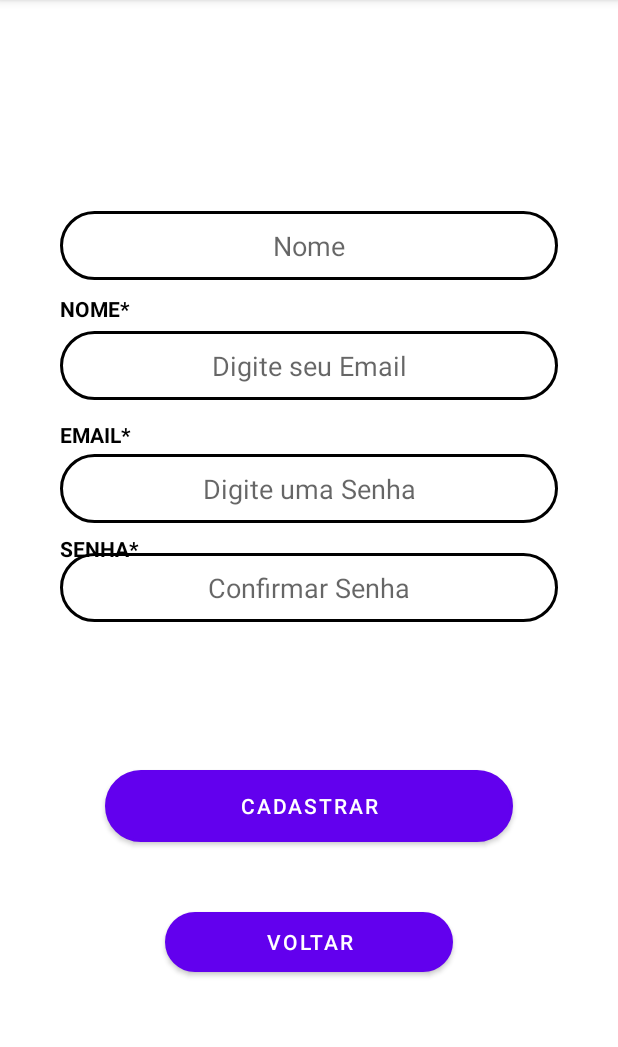
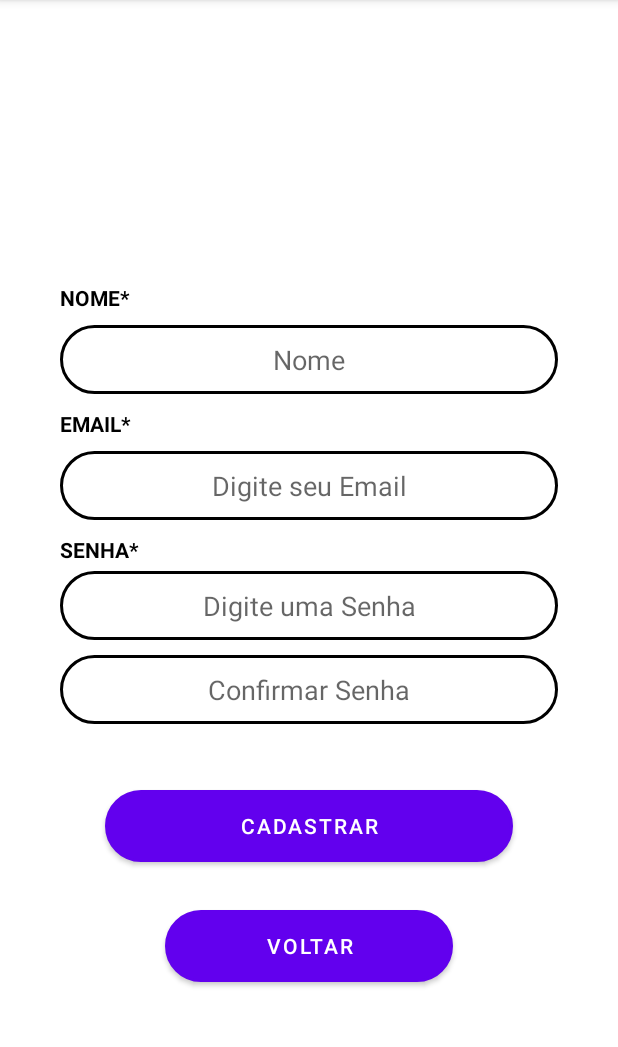
Before and after one commit to Makeavel/ADMDF_app, an Android app: the CadastroActivity screen opened directly, with no data from a screen before it, after a tap on "CADASTRAR", on a phone screen of 412 x 824 dp, the part 84-1131 px from its top. Run offline under Robolectric (Android 15) with nearby library versions, the phone set to English and light mode, and no system bars; our stand-ins replace Firebase (no records; nobody signed in at launch, a user with empty details on screens opened directly).

Commit message:
Iniciando database

```diff
--- a/app/build.gradle
+++ b/app/build.gradle
@@ -38,6 +38,7 @@ dependencies {
 
     implementation platform('com.google.firebase:firebase-bom:26.6.0')
     implementation 'com.google.firebase:firebase-auth-ktx'
+    implementation 'com.google.firebase:firebase-database-ktx'
     implementation "org.jetbrains.kotlin:kotlin-stdlib:$kotlin_version"
     implementation 'androidx.core:core-ktx:1.3.2'
     implementation 'androidx.appcompat:appcompat:1.2.0'
--- a/app/src/main/java/com/mobile/admdf/CadastroActivity.kt
+++ b/app/src/main/java/com/mobile/admdf/CadastroActivity.kt
@@ -4,6 +4,8 @@ import androidx.appcompat.app.AppCompatActivity
 import android.os.Bundle
 import android.widget.Toast
 import com.google.firebase.auth.FirebaseAuth
+import com.google.firebase.database.ktx.database
+import com.google.firebase.ktx.Firebase
 import kotlinx.android.synthetic.main.activity_cadastro.*
 
 class CadastroActivity : AppCompatActivity() {
@@ -19,6 +21,7 @@ class CadastroActivity : AppCompatActivity() {
     }
 
     private fun Cadastramento(){
+        val nome = tv_nomeCad.text.toString()
         val email = tv_emailCad.text.toString()
         val senha = tv_senhaCad.text.toString()
         val senha2 = tv_confirmSenhaCad.text.toString()
@@ -29,6 +32,10 @@ class CadastroActivity : AppCompatActivity() {
         else{
             val auth = FirebaseAuth.getInstance()
             val takeDeCriacao = auth.createUserWithEmailAndPassword(email , senha)
+
+            val dataBase = Firebase.database
+            val myReference  = dataBase.getReference(nome) // mandar o nome do cabra para o banco de dados ?
+
 
             takeDeCriacao.addOnCompleteListener {
                 resposta ->
--- a/app/src/main/res/layout/activity_cadastro.xml
+++ b/app/src/main/res/layout/activity_cadastro.xml
@@ -26,111 +26,102 @@
         android:layout_width="0dp"
         android:layout_height="46dp"
         android:layout_marginStart="40dp"
-        android:layout_marginTop="20dp"
+        android:layout_marginTop="260dp"
         android:layout_marginEnd="40dp"
-        android:layout_marginBottom="200dp"
         android:background="@drawable/custom_button_branco"
         android:ems="10"
         android:hint="@string/tv_confimaSenha"
         android:inputType="textPassword"
         android:textAlignment="center"
         android:textAllCaps="true"
-        app:layout_constraintBottom_toTopOf="@+id/bt_cadastroCad"
         app:layout_constraintEnd_toEndOf="parent"
         app:layout_constraintHorizontal_bias="0.0"
         app:layout_constraintStart_toStartOf="parent"
-        app:layout_constraintTop_toBottomOf="@+id/tv_senhaCad" />
+        app:layout_constraintTop_toTopOf="@+id/guideline3" />
 
     <EditText
         android:id="@+id/tv_senhaCad"
         android:layout_width="0dp"
         android:layout_height="46dp"
         android:layout_marginStart="40dp"
-        android:layout_marginTop="32dp"
+        android:layout_marginTop="204dp"
         android:layout_marginEnd="40dp"
         android:background="@drawable/custom_button_branco"
         android:ems="10"
         android:hint="@string/tv_senhaCad"
         android:inputType="textPassword"
         android:textAlignment="center"
-        app:layout_constraintBottom_toTopOf="@+id/tv_confirmSenhaCad"
         app:layout_constraintEnd_toEndOf="parent"
-        app:layout_constraintHorizontal_bias="0.5"
+        app:layout_constraintHorizontal_bias="0.0"
         app:layout_constraintStart_toStartOf="parent"
-        app:layout_constraintTop_toBottomOf="@+id/tv_emailCad" />
+        app:layout_constraintTop_toTopOf="@+id/guideline3" />
 
     <EditText
         android:id="@+id/tv_emailCad"
         android:layout_width="0dp"
         android:layout_height="46dp"
         android:layout_marginStart="40dp"
-        android:layout_marginTop="30dp"
+        android:layout_marginTop="124dp"
         android:layout_marginEnd="40dp"
-        android:layout_marginBottom="4dp"
         android:background="@drawable/custom_button_branco"
         android:ems="10"
         android:hint="@string/tv_email"
         android:inputType="textEmailAddress"
         android:textAlignment="center"
-        app:layout_constraintBottom_toTopOf="@+id/tv_senhaCad"
         app:layout_constraintEnd_toEndOf="parent"
-        app:layout_constraintHorizontal_bias="1.0"
+        app:layout_constraintHorizontal_bias="0.0"
         app:layout_constraintStart_toStartOf="parent"
-        app:layout_constraintTop_toBottomOf="@+id/tv_nomeCad" />
+        app:layout_constraintTop_toTopOf="@+id/guideline3" />
 
     <EditText
         android:id="@+id/tv_nomeCad"
         android:layout_width="0dp"
         android:layout_height="46dp"
         android:layout_marginStart="40dp"
-        android:layout_marginTop="252dp"
+        android:layout_marginTop="40dp"
         android:layout_marginEnd="40dp"
-        android:layout_marginBottom="4dp"
         android:background="@drawable/custom_button_branco"
         android:ems="10"
         android:hint="@string/tv_name"
         android:inputType="textPersonName"
         android:textAlignment="center"
-        app:layout_constraintBottom_toTopOf="@+id/tv_emailCad"
         app:layout_constraintEnd_toEndOf="parent"
         app:layout_constraintHorizontal_bias="0.0"
         app:layout_constraintStart_toStartOf="parent"
-        app:layout_constraintTop_toBottomOf="@+id/vw_logoCadastro" />
+        app:layout_constraintTop_toTopOf="@+id/guideline3" />
 
     <Button
         android:id="@+id/bt_cadastroCad"
         android:layout_width="0dp"
         android:layout_height="wrap_content"
         android:layout_marginStart="70dp"
+        android:layout_marginTop="44dp"
         android:layout_marginEnd="70dp"
-        android:layout_marginBottom="44dp"
         android:background="@drawable/custom_button1"
         android:text="@string/bt_cadastro"
-        app:layout_constraintBottom_toTopOf="@+id/bt_voltarCad"
         app:layout_constraintEnd_toEndOf="parent"
         app:layout_constraintHorizontal_bias="0.0"
         app:layout_constraintStart_toStartOf="parent"
-        app:layout_constraintTop_toTopOf="@+id/guideline3"
-        app:layout_constraintVertical_bias="0.991" />
+        app:layout_constraintTop_toBottomOf="@+id/tv_confirmSenhaCad" />
 
     <Button
         android:id="@+id/bt_voltarCad"
         android:layout_width="0dp"
-        android:layout_height="40dp"
+        android:layout_height="wrap_content"
         android:layout_marginStart="110dp"
+        android:layout_marginTop="32dp"
         android:layout_marginEnd="110dp"
-        android:layout_marginBottom="120dp"
         android:background="@drawable/custom_button1"
         android:text="@string/bt_voltar"
-        app:layout_constraintBottom_toBottomOf="parent"
         app:layout_constraintEnd_toEndOf="parent"
-        app:layout_constraintHorizontal_bias="1.0"
-        app:layout_constraintStart_toStartOf="parent" />
+        app:layout_constraintHorizontal_bias="0.0"
+        app:layout_constraintStart_toStartOf="parent"
+        app:layout_constraintTop_toBottomOf="@+id/bt_cadastroCad" />
 
     <TextView
         android:id="@+id/textView"
         android:layout_width="0dp"
-        android:layout_height="18dp"
+        android:layout_height="wrap_content"
         android:layout_marginStart="40dp"
         android:layout_marginTop="12dp"
         android:text="@string/tv_name2"
@@ -145,7 +136,7 @@
     <TextView
         android:id="@+id/textView2"
         android:layout_width="0dp"
-        android:layout_height="19dp"
+        android:layout_height="wrap_content"
         android:layout_marginStart="40dp"
         android:layout_marginTop="96dp"
         android:text="@string/tv_email2"
@@ -160,15 +151,15 @@
     <TextView
         android:id="@+id/textView3"
         android:layout_width="0dp"
-        android:layout_height="17dp"
+        android:layout_height="wrap_content"
         android:layout_marginStart="40dp"
-        android:layout_marginTop="172dp"
+        android:layout_marginTop="180dp"
         android:text="@string/tv_senha2"
         android:textAllCaps="true"
         android:textColor="#000000"
         android:textStyle="bold"
         app:layout_constraintEnd_toEndOf="parent"
-        app:layout_constraintHorizontal_bias="0.15"
+        app:layout_constraintHorizontal_bias="0.0"
         app:layout_constraintStart_toStartOf="parent"
         app:layout_constraintTop_toTopOf="@+id/guideline3" />
 
@@ -177,6 +168,6 @@
         android:layout_width="wrap_content"
         android:layout_height="wrap_content"
         android:orientation="horizontal"
-        app:layout_constraintGuide_percent="0.24" />
+        app:layout_constraintGuide_percent="0.23" />
 
 </androidx.constraintlayout.widget.ConstraintLayout>
```
